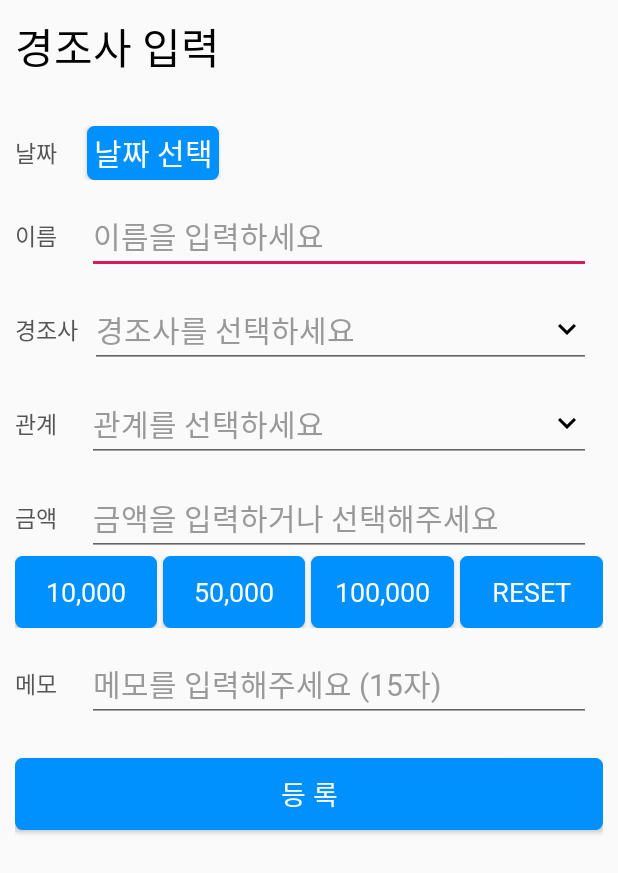
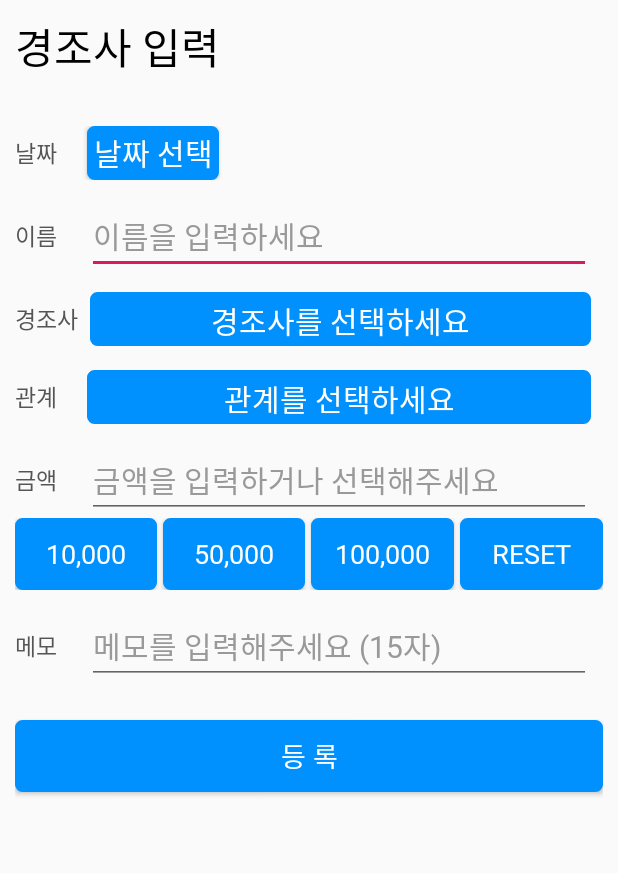
Before and after one commit to devmk1090/EventManager, an Android app: the InActivity screen opened directly, with no data from a screen before it, on a phone screen of 412 x 824 dp. Shown: the top 873 px of the screen. Run offline under Robolectric (Android 15) with nearby library versions, the phone set to English and light mode, and no system bars; our stand-ins replace AdMob.

Commit message:
Modify layout (4)

```diff
--- a/app/src/main/res/layout/activity_inout_rev.xml
+++ b/app/src/main/res/layout/activity_inout_rev.xml
@@ -97,18 +97,24 @@
                 android:text="경조사"
                 android:layout_width="wrap_content"
                 android:layout_height="wrap_content"/>
-            <EditText
-                style="@style/InOutContentEditText"
+            <TextView
                 android:id="@+id/categoryData"
+                android:gravity="center"
+                android:padding="4dp"
+                android:layout_marginEnd="8dp"
+                android:textSize="20sp"
+                android:textColor="@color/white"
+                android:textColorHint="@color/white"
+                android:fontFamily="@font/pretendard_semibold"
+                android:background="@drawable/custom_textview"
                 android:hint="경조사를 선택하세요"
-                android:drawableEnd="@drawable/ic_baseline_keyboard_arrow_down_24"
                 android:layout_width="match_parent"
-                android:layout_height="wrap_content"/>
+                android:layout_height="36dp"/>
         </LinearLayout>
 
         <LinearLayout
             android:id="@+id/container_relation"
-            android:layout_marginTop="12dp"
+            android:layout_marginTop="16dp"
             app:layout_constraintTop_toBottomOf="@+id/container_event"
             app:layout_constraintStart_toStartOf="parent"
             app:layout_constraintEnd_toEndOf="parent"
@@ -121,13 +127,19 @@
                 android:layout_marginEnd="20dp"
                 android:layout_width="wrap_content"
                 android:layout_height="wrap_content"/>
-            <EditText
-                style="@style/InOutContentEditText"
+            <TextView
                 android:id="@+id/relationData"
+                android:gravity="center"
+                android:padding="4dp"
+                android:layout_marginEnd="8dp"
+                android:textSize="20sp"
+                android:textColor="@color/white"
+                android:textColorHint="@color/white"
+                android:fontFamily="@font/pretendard_semibold"
+                android:background="@drawable/custom_textview"
                 android:hint="관계를 선택하세요"
-                android:drawableEnd="@drawable/ic_baseline_keyboard_arrow_down_24"
                 android:layout_width="match_parent"
-                android:layout_height="wrap_content"/>
+                android:layout_height="36dp"/>
         </LinearLayout>
 
         <LinearLayout
```
Also changed, not shown: app/src/main/java/com/devproject/eventmanager/OutAdapter.java (+5 -7 lines), app/src/main/res/layout/asform_rev.xml (+20 -0 lines).
